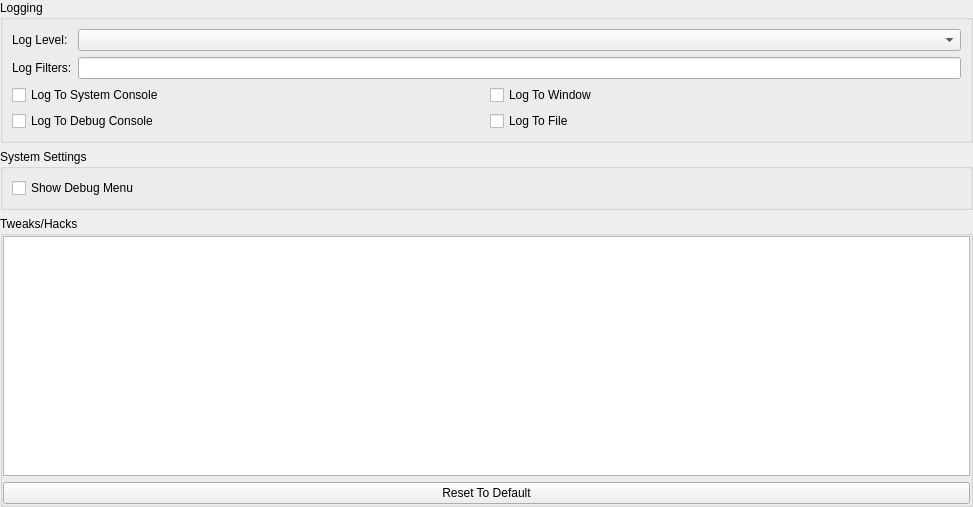
Before: the Qt Designer form src/duckstation-qt/advancedsettingswidget.ui in kofxi3584karlayang/duckstation, drawn with Qt 5.
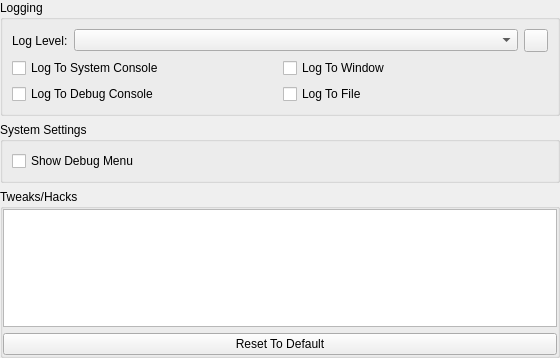
After: the same form once the commit is applied. Icons and pictures are not drawn.

Commit message:
Log: Replace channel string search with bitset
Knocks off around ~20KB of code.

The edit to the form file:
```diff
--- a/src/duckstation-qt/advancedsettingswidget.ui
+++ b/src/duckstation-qt/advancedsettingswidget.ui
@@ -6,8 +6,8 @@
    <rect>
     <x>0</x>
     <y>0</y>
-    <width>973</width>
-    <height>507</height>
+    <width>560</width>
+    <height>358</height>
    </rect>
   </property>
   <layout class="QVBoxLayout" name="verticalLayout_4">
@@ -39,17 +39,21 @@
          </widget>
         </item>
         <item row="0" column="1">
+         <layout class="QHBoxLayout" name="horizontalLayout">
+          <item>
          <widget class="QComboBox" name="logLevel"/>
         </item>
-        <item row="1" column="0">
-         <widget class="QLabel" name="label_2">
-          <property name="text">
-           <string>Log Filters:</string>
+          <item>
+           <widget class="QToolButton" name="logChannels">
+            <property name="toolTip">
+             <string>Log Channels</string>
+            </property>
+            <property name="icon">
+             <iconset theme="filter-line"/>
           </property>
          </widget>
         </item>
-        <item row="1" column="1">
-         <widget class="QLineEdit" name="logFilter"/>
+         </layout>
         </item>
        </layout>
       </item>
```
Left out of the diff: 2 changed lines with no effect on the pictures. Lines whose indentation alone changed are shown as unchanged. The commit also changes 53 other files.
